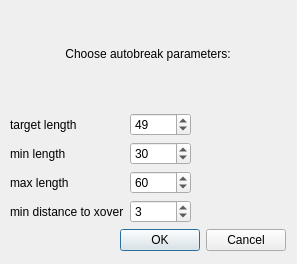
First picture: the form in plugins/autobreak/autobreakconfig.ui, repository sdouglas/cadnano2, before the edit.
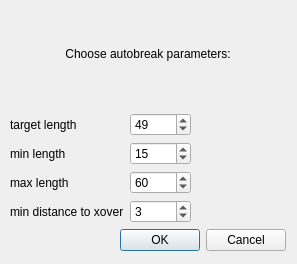
Second picture: the form after the edit.

Commit message: Only launch autobreak dialog if staples exist. Fixed some dialog defaults. Autobreak is added to main toolbar. Updated readme to remove deprecated content.

Diff of the .ui file:
```diff
--- a/plugins/autobreak/autobreakconfig.ui
+++ b/plugins/autobreak/autobreakconfig.ui
@@ -19,7 +19,7 @@
   <property name="windowTitle">
    <string>Dialog</string>
   </property>
-  <widget class="QWidget" name="">
+  <widget class="QWidget" name="layoutWidget">
    <property name="geometry">
     <rect>
      <x>10</x>
@@ -91,7 +91,7 @@
          <number>10000</number>
         </property>
         <property name="value">
-         <number>30</number>
+         <number>15</number>
         </property>
        </widget>
       </item>
```
Left out of the diff: 3 changed lines with no effect on the pictures. The commit also changes 7 other files.
